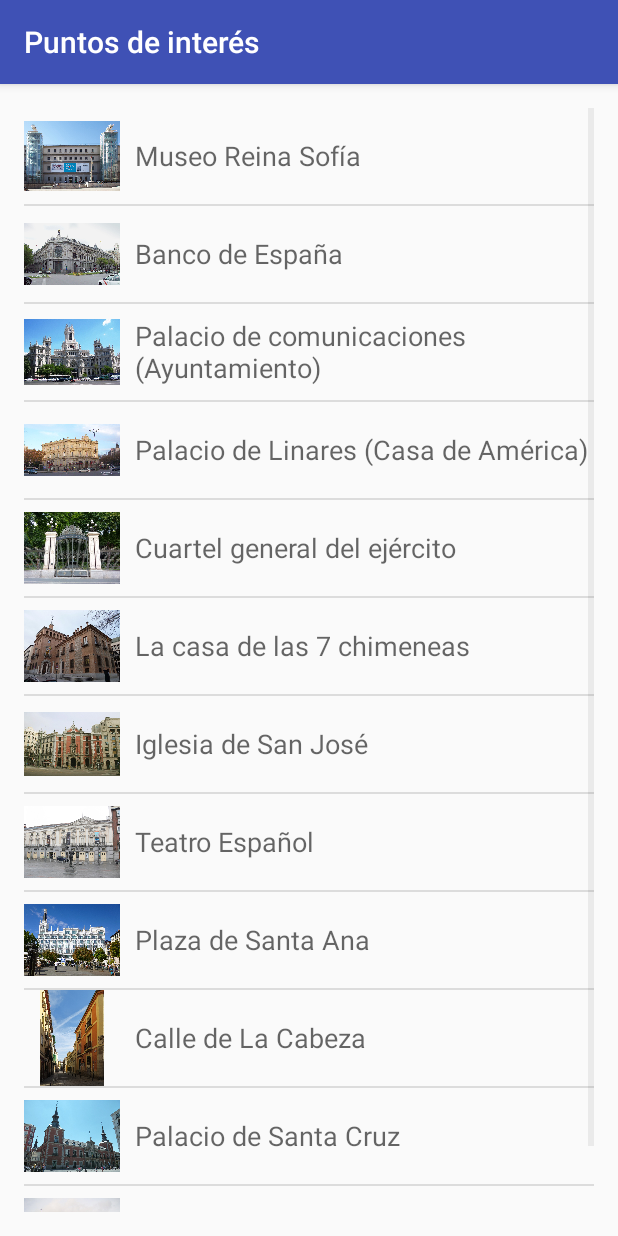
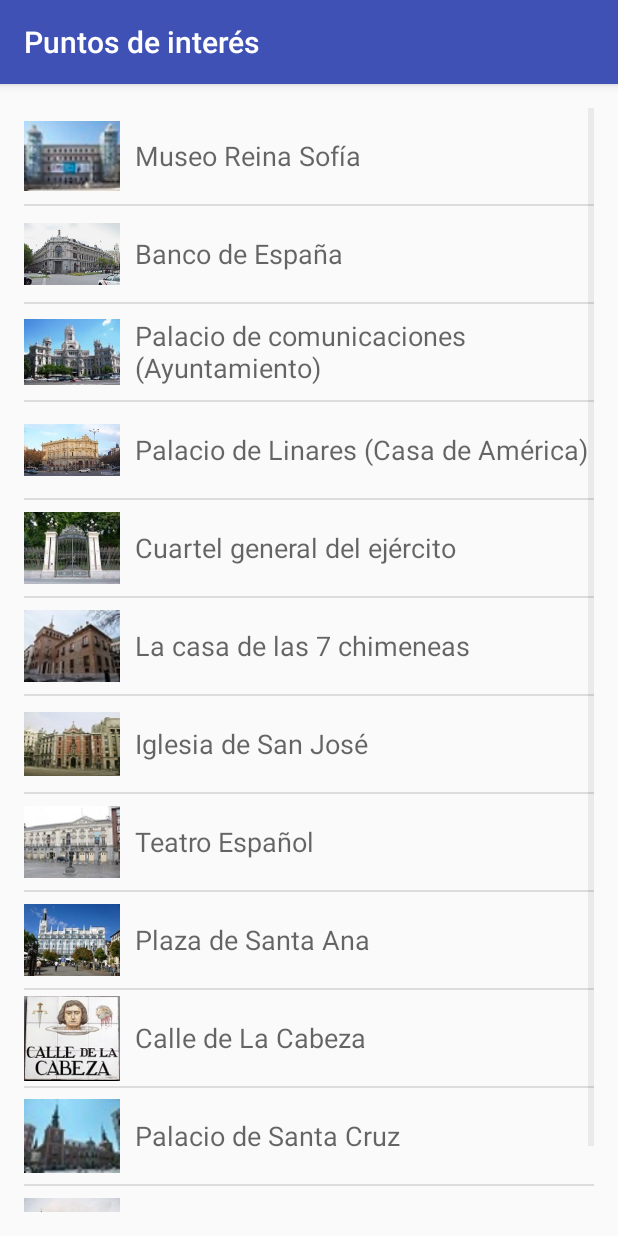
Before and after one commit to GynGyny/MadridEncantadaPFC, an Android app: the AllPointsOfInterestActivity screen opened directly, with no data from a screen before it, on a phone screen of 412 x 824 dp. Run offline under Robolectric (Android 15) with nearby library versions, the phone set to English and light mode, and no system bars.

Commit message:
Con imagenes pequeñas

```diff
--- a/app/src/main/java/geo/rutas/madrid/com/madridencantada/activities/AllPointsOfInterestActivity.java
+++ b/app/src/main/java/geo/rutas/madrid/com/madridencantada/activities/AllPointsOfInterestActivity.java
@@ -50,19 +50,19 @@ public class AllPointsOfInterestActivity extends AppCompatActivity {
 
     public void crearLugares(){
         //Las imagenes se cambian por las del sitio, Reina Sofía, Banco España, etc
-        Lugar reinaSofia = new Lugar(getString(R.string.sofia),"Hospital", "Medium", "No lo sé",R.drawable.museo_reina_sofia, 40.407969, -3.694804);
-        Lugar bancoEspania = new Lugar(getString(R.string.banco),"Banco", "Monja", "A veces", R.drawable.banco_de_espana, 40.418740, -3.694601);
-        Lugar ayuntamiento = new Lugar(getString(R.string.ayuntamiento),"Palacio Comunicaciones", "Masacre", "Metro Banco España", R.drawable.ayuntamiento_de_madrid, 40.418633, -3.692476);
-        Lugar linares = new Lugar(getString(R.string.linares), "Casa de América", "Psicofonías", "Recoletos", R.drawable.casa_de_america, 40.419947, -3.692248);
-        Lugar ejercito = new Lugar(getString(R.string.ejercito), "Cuartel General del Ejército de Tierra", "Prim", "Recoletos", R.drawable.cuartel_general_ejercito, 40.421081, -3.694592);
-        Lugar chimeneas = new Lugar(getString(R.string.chimenea), "7 chimeneas", "chimeneas", "Recoletos", R.drawable.casa_de_las_7_chimeneas, 40.4202, -3.69666);
-        Lugar iglesia = new Lugar(getString(R.string.iglesia), "Iglesia de San José", "Baile", "Gran vía", R.drawable.iglesia_de_san_jose, 40.419068, -3.696654);
-        Lugar teatro = new Lugar(getString(R.string.teatro), "Teatro Español", "Muchos", "Plaza Santa Ana", R.drawable.teatro_espanol_madrid, 40.414852, -3.699982);
-        Lugar ana = new Lugar(getString(R.string.ana), "Plaza de Santa Ana", "No me acuerdo", "Plaza de Santa Ana", R.drawable.plaza_de_santa_ana, 40.414714, -3.700897);
+        Lugar reinaSofia = new Lugar(getString(R.string.sofia),"Hospital", "Medium", "No lo sé",R.drawable.pq_museo_reina_sofia, 40.407969, -3.694804);
+        Lugar bancoEspania = new Lugar(getString(R.string.banco),"Banco", "Monja", "A veces", R.drawable.pq_banco_de_espana, 40.418740, -3.694601);
+        Lugar ayuntamiento = new Lugar(getString(R.string.ayuntamiento),"Palacio Comunicaciones", "Masacre", "Metro Banco España", R.drawable.pq_ayuntamiento_de_madrid, 40.418633, -3.692476);
+        Lugar linares = new Lugar(getString(R.string.linares), "Casa de América", "Psicofonías", "Recoletos", R.drawable.pq_casa_de_america, 40.419947, -3.692248);
+        Lugar ejercito = new Lugar(getString(R.string.ejercito), "Cuartel General del Ejército de Tierra", "Prim", "Recoletos", R.drawable.pq_cuartel_general_ejercito, 40.421081, -3.694592);
+        Lugar chimeneas = new Lugar(getString(R.string.chimenea), "7 chimeneas", "chimeneas", "Recoletos", R.drawable.pq_casa_de_las_7_chimeneas, 40.4202, -3.69666);
+        Lugar iglesia = new Lugar(getString(R.string.iglesia), "Iglesia de San José", "Baile", "Gran vía", R.drawable.pq_iglesia_de_san_jose, 40.419068, -3.696654);
+        Lugar teatro = new Lugar(getString(R.string.teatro), "Teatro Español", "Muchos", "Plaza Santa Ana", R.drawable.pq_teatro_espanol_madrid, 40.414852, -3.699982);
+        Lugar ana = new Lugar(getString(R.string.ana), "Plaza de Santa Ana", "No me acuerdo", "Plaza de Santa Ana", R.drawable.pq_plaza_de_santa_ana, 40.414714, -3.700897);
         //Lugar hotel = new Lugar(getString(R.string.hotel), "Hotel del Gato", "Varios", "calle del gato", R.drawable.casa_de_las_7_chimeneas, 40.4202, -3.69666);
-        Lugar cabeza = new Lugar(getString(R.string.cabeza), "Calle de La Cabeza", "Cabeza", "Calle de La Cabeza", R.drawable.calle_de_la_cabeza, 40.411864, -3.703292);
-        Lugar palacio = new Lugar(getString(R.string.palacio), "Palacio de Santa Cruz", "palacios", "palacio", R.drawable.palacio_de_santa_cruz, 40.4147, -3.706031);
-        Lugar mayor = new Lugar(getString(R.string.mayor), "Plaza Mayor", "Ajusticiados", "Plaza Mayor", R.drawable.plaza_mayor, 40.415556, -3.707222);
+        Lugar cabeza = new Lugar(getString(R.string.cabeza), "Calle de La Cabeza", "Cabeza", "Calle de La Cabeza", R.drawable.pq_cabeza1, 40.411864, -3.703292);
+        Lugar palacio = new Lugar(getString(R.string.palacio), "Palacio de Santa Cruz", "palacios", "palacio", R.drawable.pq_palacio_de_santa_cruz, 40.4147, -3.706031);
+        Lugar mayor = new Lugar(getString(R.string.mayor), "Plaza Mayor", "Ajusticiados", "Plaza Mayor", R.drawable.pq_plaza_mayor, 40.415556, -3.707222);
 
         lugaresList = new ArrayList<Lugar>();
         lugaresList.add(reinaSofia);
--- a/app/src/main/java/geo/rutas/madrid/com/madridencantada/activities/PointMapActivity.java
+++ b/app/src/main/java/geo/rutas/madrid/com/madridencantada/activities/PointMapActivity.java
@@ -168,7 +168,7 @@ public class PointMapActivity extends FragmentActivity implements OnMapReadyCall
         Lugar teatro = new Lugar(getString(R.string.teatro), "Teatro Español", "Muchos", "Plaza Santa Ana", R.drawable.teatro_espanol_madrid, 40.414852, -3.699982);
         Lugar ana = new Lugar(getString(R.string.ana), "Plaza de Santa Ana", "No me acuerdo", "Plaza de Santa Ana", R.drawable.plaza_de_santa_ana, 40.414714, -3.700897);
         //Lugar hotel = new Lugar(getString(R.string.hotel), "Hotel del Gato", "Varios", "calle del gato", R.drawable.casa_de_las_7_chimeneas, 40.4202, -3.69666);
-        Lugar cabeza = new Lugar(getString(R.string.cabeza), "Calle de La Cabeza", "Cabeza", "Calle de La Cabeza", R.drawable.calle_de_la_cabeza, 40.411864, -3.703292);
+        Lugar cabeza = new Lugar(getString(R.string.cabeza), "Calle de La Cabeza", "Cabeza", "Calle de La Cabeza", R.drawable.cabeza1, 40.411864, -3.703292);
         Lugar palacio = new Lugar(getString(R.string.palacio), "Palacio de Santa Cruz", "palacios", "palacio", R.drawable.palacio_de_santa_cruz, 40.4147, -3.706031);
         Lugar mayor = new Lugar(getString(R.string.mayor), "Plaza Mayor", "Ajusticiados", "Plaza Mayor", R.drawable.plaza_mayor, 40.415556, -3.707222);
 
```
Also changed, not shown: app/src/main/res/drawable/cabeza1.jpg (added), app/src/main/res/drawable/culo.jpg (deleted), app/src/main/res/drawable/museo_reina_sofia.jpg, app/src/main/res/drawable/pq_ayuntamiento_de_madrid.JPG (added), app/src/main/res/drawable/pq_banco_de_espana.jpg (added), app/src/main/res/drawable/pq_cabeza1.jpg (added), app/src/main/res/drawable/pq_calle_de_la_cabeza.jpg (added), app/src/main/res/drawable/pq_casa_de_america.jpg (added), app/src/main/res/drawable/pq_casa_de_las_7_chimeneas.jpg (added), app/src/main/res/drawable/pq_cuartel_general_ejercito.JPG (added), app/src/main/res/drawable/pq_iglesia_de_san_jose.jpg (added), app/src/main/res/drawable/pq_madrid.jpg (added), app/src/main/res/drawable/pq_museo_reina_sofia.jpg (added), app/src/main/res/drawable/pq_palacio_de_santa_cruz.jpg (added), 3 more files, 1 other file.
